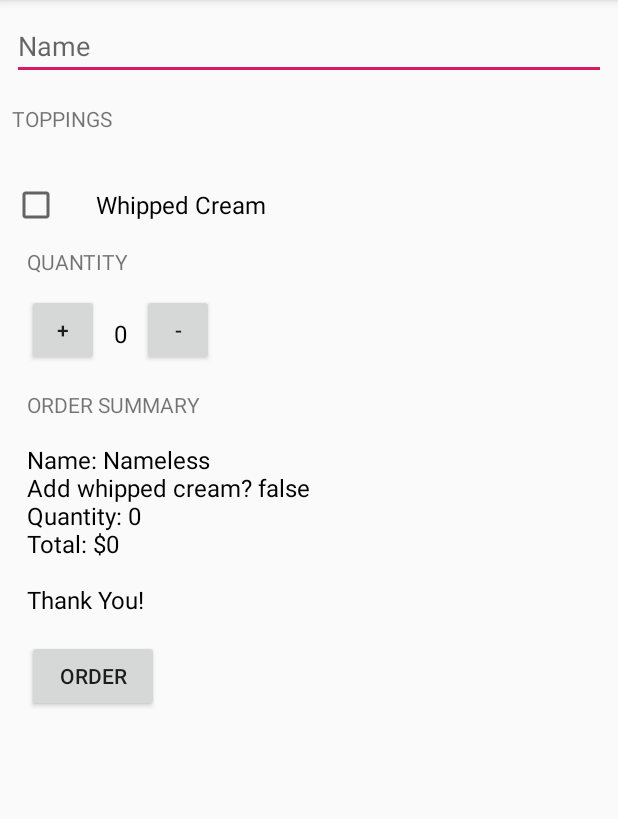
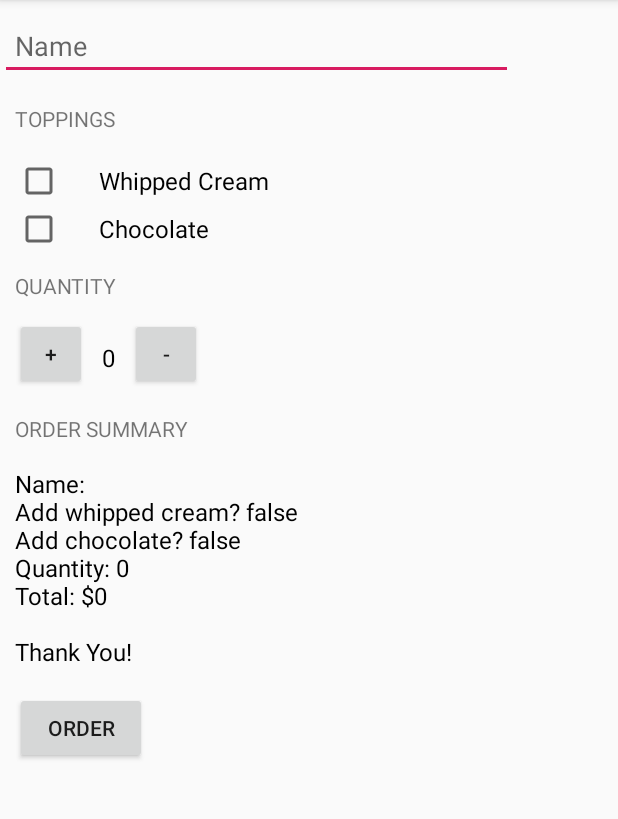
Before and after one commit to Erscheinung/Android_Practice_Project, an Android app: the screen it shows after launch (MainActivity), after a tap on "ORDER", on a phone screen of 412 x 824 dp, the part 84-903 px from its top. Run offline under Robolectric (Android 15) with nearby library versions, the phone set to English and light mode, and no system bars.

Commit message:
Fixed Scroll View. + Choco checkbox.

```diff
--- a/app/src/main/java/com/example/kartikeyachaauhan/sample2/MainActivity.java
+++ b/app/src/main/java/com/example/kartikeyachaauhan/sample2/MainActivity.java
@@ -5,6 +5,7 @@ import android.os.Bundle;
 import android.util.Log;
 import android.view.View;
 import android.widget.CheckBox;
+import android.widget.EditText;
 import android.widget.TextView;
 
 import java.text.NumberFormat;
@@ -36,11 +37,18 @@ public class MainActivity extends AppCompatActivity {
      * This method is called when the order button is clicked.
      */
     public void submitOrder(View view) {
+
         CheckBox whippedCreamCheckBox = (CheckBox) findViewById(R.id.whipped_cream_checkbox);
         boolean hasWhippedCream = whippedCreamCheckBox.isChecked();
 
+        CheckBox chocolateCheckBox = (CheckBox) findViewById(R.id.chocolate_checkbox);
+        boolean haschocolateCheckBox = whippedCreamCheckBox.isChecked();
+
+        EditText text = (EditText) findViewById(R.id.name_field);
+        String name = text.getText().toString();
+
         int price = calculatePrice();
-        String message = createOrderSummary(price, hasWhippedCream);
+        String message = createOrderSummary(name, price, hasWhippedCream, haschocolateCheckBox);
         display(message);
     }
 
@@ -55,13 +63,16 @@ public class MainActivity extends AppCompatActivity {
 
     /**
      *
+     * @param name of the customer
      * @param price of the order
      * @param addWhippedCream — whether user wants the whipped cream
      * @return text summary
      */
-    private String createOrderSummary(int price, boolean addWhippedCream) {
-        String priceMessage = "Name: Nameless\n";
+    private String createOrderSummary(String name, int price, boolean addWhippedCream, boolean addChocolate) {
+
+        String priceMessage = "Name: " + name + "\n";
         priceMessage += "Add whipped cream? " + addWhippedCream + "\n";
+        priceMessage += "Add chocolate? " + addChocolate + "\n";
         priceMessage += "Quantity: " + quantity + "\n";
         priceMessage += "Total: $" + price + "\n";
         priceMessage += "\nThank You!";
--- a/app/src/main/res/layout/activity_main.xml
+++ b/app/src/main/res/layout/activity_main.xml
@@ -11,21 +11,21 @@
         android:layout_height="match_parent"
         android:orientation="vertical"
         android:paddingBottom="@dimen/activity_vertical_margin"
-        android:paddingLeft="@dimen/activity_horizontal_margin"
-        android:paddingRight="@dimen/activity_horizontal_margin"
+        android:paddingRight="70dp"
         android:paddingTop="@dimen/activity_vertical_margin" >
 
         <EditText
             android:id="@+id/name_field"
             android:layout_width="match_parent"
             android:layout_height="wrap_content"
+            android:paddingLeft="10dp"
             android:orientation = "vertical"
             android:hint = "Name"
             android:inputType="textCapWords" />
         <TextView
             android:layout_width="wrap_content"
             android:layout_height="wrap_content"
-            android:layout_marginBottom="16dp"
+            android:layout_marginLeft="10dp"
             android:layout_marginTop="16dp"
             android:text="Toppings"
             android:textAllCaps="true" />
@@ -36,8 +36,18 @@
             android:layout_height="wrap_content"
             android:text="Whipped Cream"
             android:textSize="16sp"
+            android:layout_marginLeft="10dp"
             android:paddingLeft="24dp"
             android:layout_marginTop="16dp"/>
+        <CheckBox
+            android:id="@+id/chocolate_checkbox"
+            android:layout_width="wrap_content"
+            android:layout_height="wrap_content"
+            android:text="Chocolate"
+            android:textSize="16sp"
+            android:layout_marginLeft="10dp"
+            android:paddingLeft="24dp"/>
+
         <TextView
             android:layout_width="wrap_content"
             android:layout_height="wrap_content"
```
